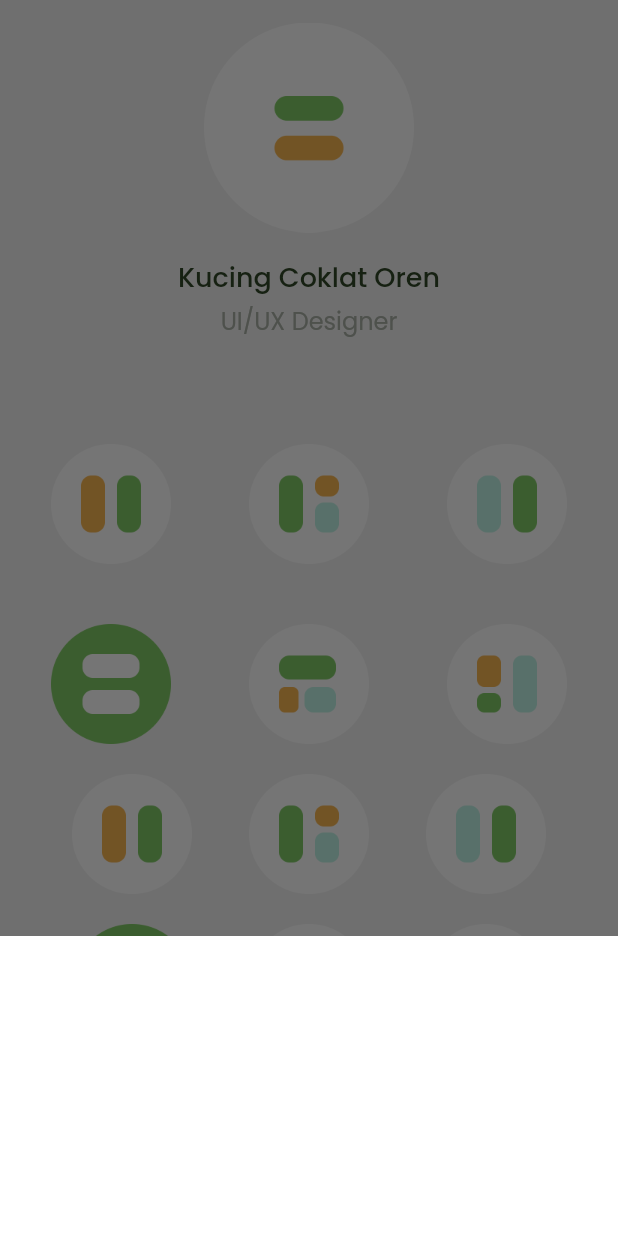
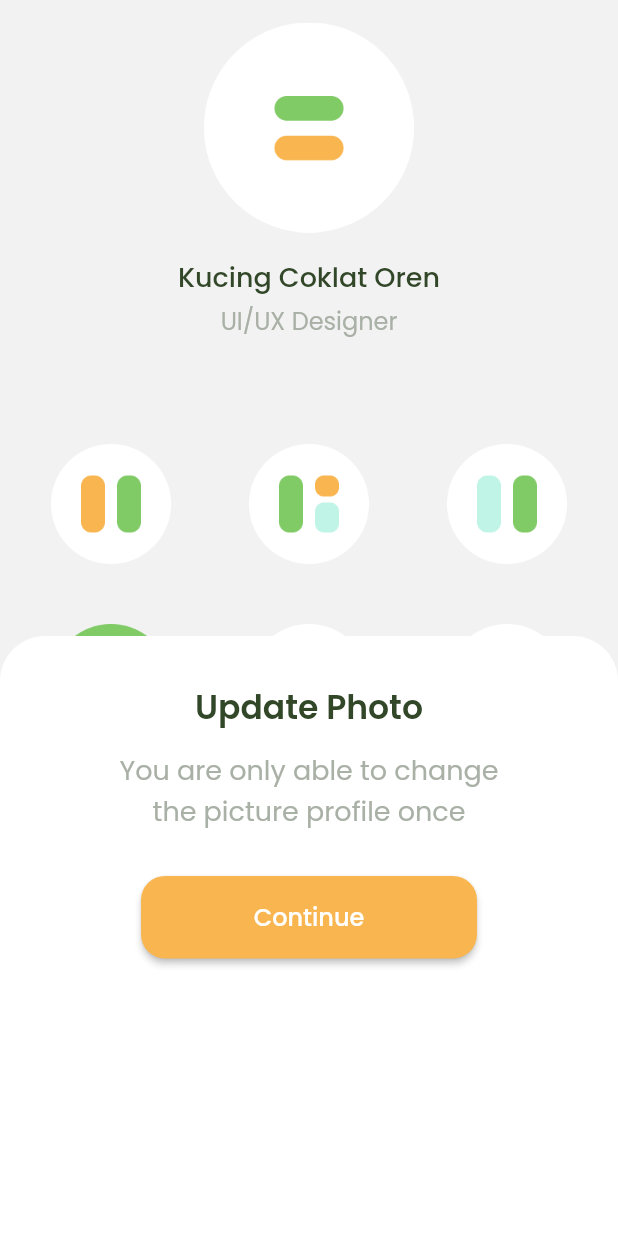
Before and after one commit to Flutter-Dart-Hacks/bwa-basic-part1, a Flutter app: the screen it shows after launch, scrolled down 73 dp, after a tap on "Update Profile", on a phone screen of 412 x 824 dp. Run offline on Flutter 3.47's test engine with Material 2 defaults, Android fonts, the phone set to English and light mode, and no system bars; our stand-ins replace google_fonts.

Commit message:
Pengenalan tentang dasar flutter dan desain

```diff
--- a/lib/pages/home_page.dart
+++ b/lib/pages/home_page.dart
@@ -65,36 +65,109 @@ class _HomePageMainState extends State<HomePageMain> {
     );
   }
 
+// Show dan hide dialog dengan data
+// https://stackoverflow.com/questions/59768792/how-to-get-a-value-from-a-dialog-in-flutter
   showDialogBelakang(BuildContext context) {
     showModalBottomSheet(
       context: context,
+      barrierColor: Colors.transparent,
+      backgroundColor: Colors.transparent,
       builder: (BuildContext context) {
         return Container(
-          height: 200,
-          color: Colors.white,
-          decoration: const BoxDecoration(
-            borderRadius: BorderRadius.only(
+          height: 400,
+          padding: const EdgeInsets.symmetric(
+            vertical: 30,
+            horizontal: 20,
+          ),
+          decoration: BoxDecoration(
+            color: Colors.white,
+            border: Border.all(
+              color: Colors.transparent,
+            ),
+            borderRadius: const BorderRadius.only(
               topLeft: Radius.circular(30),
               topRight: Radius.circular(30),
             ),
           ),
           child: Column(
-            children: const [],
+            children: [
+              const Text(
+                'Update Photo',
+                style: TextStyle(
+                  fontSize: 22,
+                  fontWeight: FontWeight.w600,
+                  color: colorPrimaryText,
+                ),
+              ),
+              const SizedBox(
+                height: 12,
+              ),
+              const Text(
+                'You are only able to change\nthe picture profile once',
+                style: TextStyle(
+                  fontSize: 18,
+                  fontWeight: FontWeight.w400,
+                  color: colorSecondaryText,
+                ),
+                textAlign: TextAlign.center,
+              ),
+              const SizedBox(
+                height: 30,
+              ),
+              SizedBox(
+                width: 224,
+                height: 55,
+                child: ElevatedButton(
+                  onPressed: () {
+                    Navigator.pop(context, 'nilai data saja dari dialog');
+                  },
+                  style: ElevatedButton.styleFrom(
+                      backgroundColor: colorOrange,
+                      shape: const RoundedRectangleBorder(
+                        borderRadius: BorderRadius.all(
+                          Radius.circular(16),
+                        ),
+                      )),
+                  child: const Text(
+                    'Continue',
+                    style: TextStyle(
+                      color: Colors.white,
+                      fontWeight: FontWeight.w500,
+                      fontSize: 16,
+                    ),
+                  ),
+                ),
+              ),
+              const SizedBox(
+                height: 30,
+              ),
+            ],
           ),
         );
       },
       isDismissible: true,
-    );
+    ).then((value) {
+      if (value != null) {
+        print(value);
+      }
+    }).catchError((error) {
+      // Print error
+      print(error);
+    });
   }
 
   @override
   Widget build(BuildContext context) {
+    ScrollController scollBarController =
+        ScrollController(initialScrollOffset: 0.0);
+
     return Scaffold(
       backgroundColor: colorBgAbu,
       body: SafeArea(
         child: Container(
           padding: const EdgeInsets.all(8),
           child: Scrollbar(
+            controller: scollBarController,
             trackVisibility: true,
             child: SingleChildScrollView(
               child: Center(
--- a/lib/themes.dart
+++ b/lib/themes.dart
@@ -5,3 +5,4 @@ const Color colorGrey = Color(0xffA9B0A6);
 const Color colorOrange = Color(0xffF9B650);
 const Color colorGreyBg = Color(0xffE5E5E5);
 const Color colorBgAbu = Color(0xfff2f2f2);
+const Color colorSecondaryText = Color(0xffA9B0A6);
```
